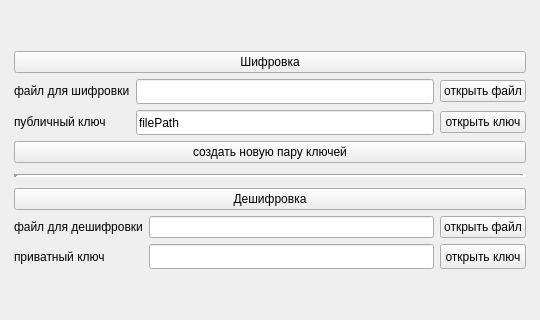
Old version of the form MainWindow.ui in the repository VecrouN/lab_3.
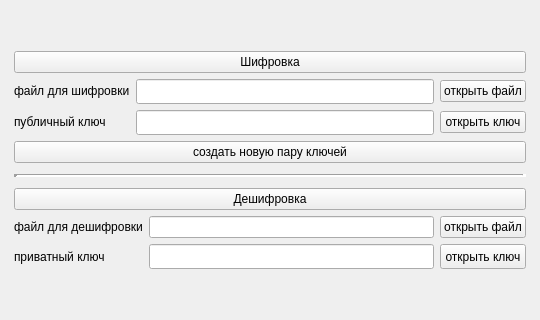
New version of the form.

```diff
--- a/MainWindow.ui
+++ b/MainWindow.ui
@@ -140,7 +140,7 @@
            </size>
           </property>
           <property name="text">
-           <string>filePath</string>
+           <string/>
           </property>
           <property name="readOnly">
            <bool>true</bool>
```
